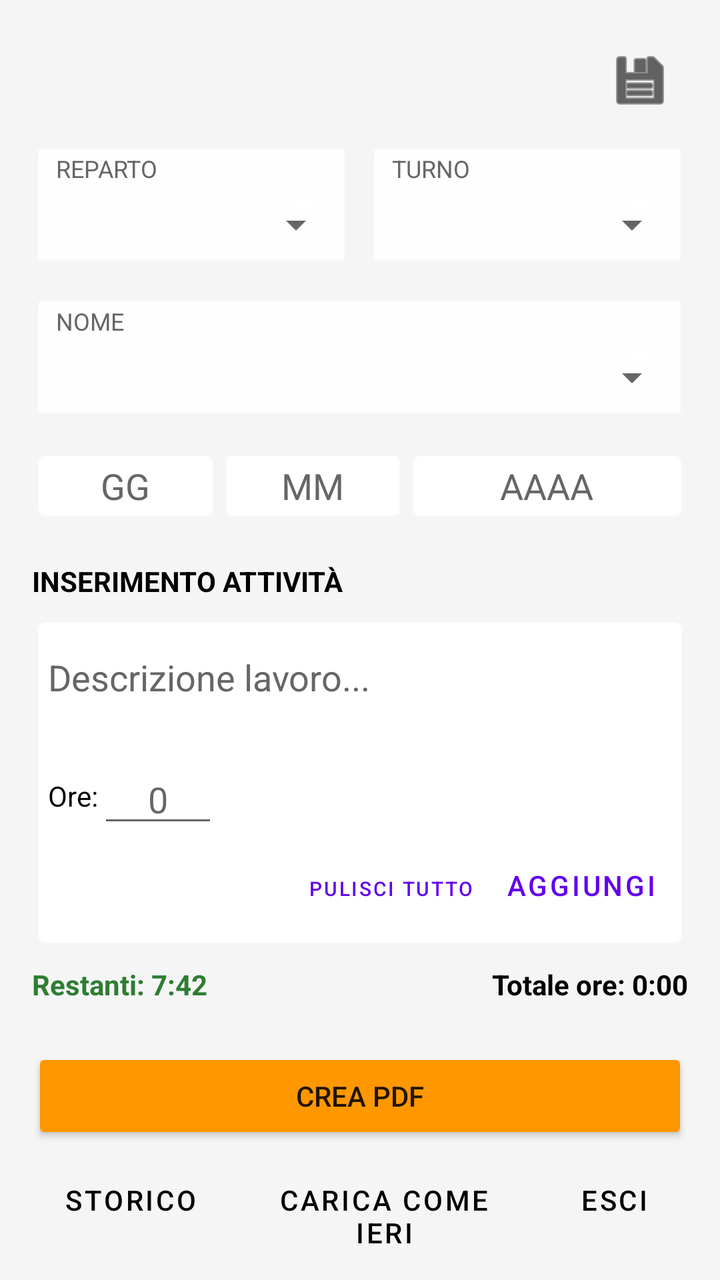
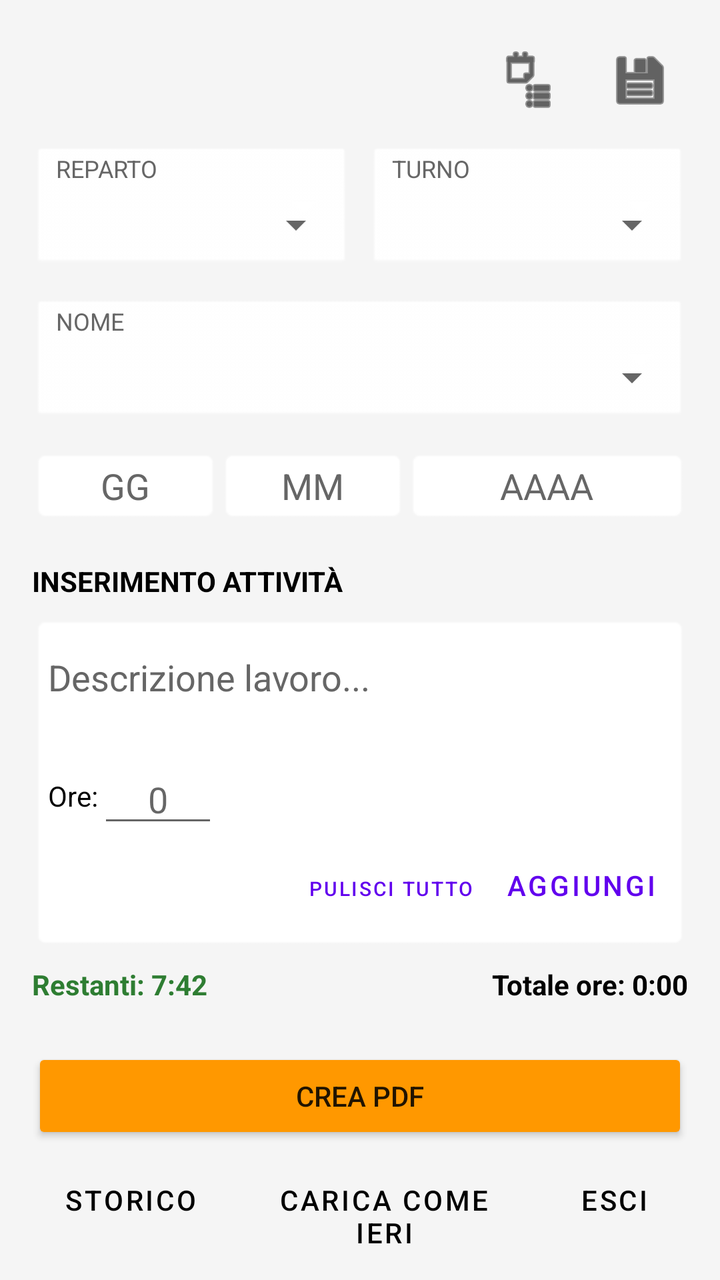

Compare the two renders of this Android layout. The source of the first and the diff that turns it into the second are given below.
<!-- AndroidManifest.xml: activity theme Theme.Schede.NoActionBar -->
<!-- res/layout/activity_main.xml -->
<?xml version="1.0" encoding="utf-8"?>
<androidx.constraintlayout.widget.ConstraintLayout xmlns:android="http://schemas.android.com/apk/res/android"
    xmlns:app="http://schemas.android.com/apk/res-auto"
    xmlns:tools="http://schemas.android.com/tools"
    android:layout_width="match_parent"
    android:layout_height="match_parent"
    android:padding="16dp"
    android:background="@color/main_background"
    tools:context=".MainActivity">

    <LinearLayout
        android:id="@+id/birthday_banner"
        android:layout_width="match_parent"
        android:layout_height="wrap_content"
        android:orientation="horizontal"
        android:gravity="center"
        android:padding="12dp"
        android:layout_marginBottom="8dp"
        android:background="@android:drawable/toast_frame"
        android:backgroundTint="#1976D2"
        android:visibility="gone"
        tools:visibility="visible"
        app:layout_constraintTop_toTopOf="parent">

        <TextView
            android:layout_width="wrap_content"
            android:layout_height="wrap_content"
            android:text="🎂 AUGURI LUCA! 🥳"
            android:textColor="#FFFFFF"
            android:textStyle="bold"
            android:textSize="18sp" />
    </LinearLayout>

    <RelativeLayout
        android:id="@+id/header"
        android:layout_width="match_parent"
        android:layout_height="wrap_content"
        app:layout_constraintTop_toBottomOf="@id/birthday_banner">

        <ImageButton
            android:id="@+id/btn_change_folder"
            android:layout_width="48dp"
            android:layout_height="48dp"
            android:layout_alignParentEnd="true"
            android:background="?attr/selectableItemBackgroundBorderless"
            android:src="@android:drawable/ic_menu_save"
            android:tint="@color/main_text"
            android:contentDescription="@string/cambia_cartella" />

        <ImageButton
            android:id="@+id/btn_open_generator"
            android:layout_width="48dp"
            android:layout_height="48dp"
            android:layout_toStartOf="@id/btn_change_folder"
            android:layout_marginEnd="8dp"
            android:background="?attr/selectableItemBackgroundBorderless"
            android:src="@android:drawable/ic_lock_lock"
            android:tint="@color/main_text"
            android:visibility="gone"
            android:contentDescription="Generatore Codici" />
    </RelativeLayout>

    <ScrollView
        android:id="@+id/main_scroll_view"
        android:layout_width="match_parent"
        android:layout_height="0dp"
        android:layout_marginTop="8dp"
        android:layout_marginBottom="12dp"
        android:fillViewport="true"
        app:layout_constraintBottom_toTopOf="@+id/layout_buttons"
        app:layout_constraintTop_toBottomOf="@id/header">

        <LinearLayout
            android:layout_width="match_parent"
            android:layout_height="wrap_content"
            android:orientation="vertical">

            <LinearLayout
                android:layout_width="match_parent"
                android:layout_height="wrap_content"
                android:orientation="horizontal"
                android:baselineAligned="false">

                <LinearLayout
                    android:layout_width="0dp"
                    android:layout_height="wrap_content"
                    android:layout_weight="1"
                    android:layout_marginEnd="4dp"
                    android:background="@android:drawable/btn_dropdown"
                    android:backgroundTint="@color/input_background"
                    android:orientation="vertical"
                    android:padding="4dp">
                    <TextView android:layout_width="wrap_content" android:layout_height="wrap_content" android:text="@string/reparto" android:textSize="12sp" android:textColor="@color/label_color" android:layout_marginStart="8dp"/>
                    <Spinner android:id="@+id/spinner_scelte" android:layout_width="match_parent" android:layout_height="40dp" />
                </LinearLayout>

                <LinearLayout
                    android:layout_width="0dp"
                    android:layout_height="wrap_content"
                    android:layout_weight="1"
                    android:layout_marginStart="4dp"
                    android:background="@android:drawable/btn_dropdown"
                    android:backgroundTint="@color/input_background"
                    android:orientation="vertical"
                    android:padding="4dp">
                    <TextView android:layout_width="wrap_content" android:layout_height="wrap_content" android:text="@string/turno" android:textSize="12sp" android:textColor="@color/label_color" android:layout_marginStart="8dp"/>
                    <Spinner android:id="@+id/spinner_turno" android:layout_width="match_parent" android:layout_height="40dp" />
                </LinearLayout>

            </LinearLayout>

            <LinearLayout
                android:id="@+id/container_nome"
                android:layout_width="match_parent"
                android:layout_height="wrap_content"
                android:layout_marginTop="12dp"
                android:background="@android:drawable/btn_dropdown"
                android:backgroundTint="@color/input_background"
                android:orientation="vertical"
                android:padding="4dp">
                <TextView android:layout_width="wrap_content" android:layout_height="wrap_content" android:text="@string/nome" android:textSize="12sp" android:textColor="@color/label_color" android:layout_marginStart="8dp"/>
                <Spinner android:id="@+id/spinner_nome" android:layout_width="match_parent" android:layout_height="40dp" />
            </LinearLayout>

            <LinearLayout
                android:layout_width="match_parent"
                android:layout_height="wrap_content"
                android:layout_marginTop="12dp"
                android:orientation="horizontal">
                <EditText android:id="@+id/input_gg" android:layout_width="0dp" android:layout_height="wrap_content" android:layout_weight="1" android:hint="@string/hint_gg" android:gravity="center" android:inputType="number" android:background="@android:drawable/editbox_background" android:backgroundTint="@color/input_background" android:textColor="@color/main_text" android:textColorHint="@color/label_color" android:focusable="false" android:clickable="true" />
                <EditText android:id="@+id/input_mm" android:layout_width="0dp" android:layout_height="wrap_content" android:layout_weight="1" android:hint="@string/hint_mm" android:gravity="center" android:inputType="number" android:background="@android:drawable/editbox_background" android:backgroundTint="@color/input_background" android:textColor="@color/main_text" android:textColorHint="@color/label_color" android:focusable="false" android:clickable="true" />
                <EditText android:id="@+id/input_aaaa" android:layout_width="0dp" android:layout_height="wrap_content" android:layout_weight="1.5" android:hint="@string/hint_aaaa" android:gravity="center" android:inputType="number" android:background="@android:drawable/editbox_background" android:backgroundTint="@color/input_background" android:textColor="@color/main_text" android:textColorHint="@color/label_color" android:focusable="false" android:clickable="true" />
            </LinearLayout>

            <TextView
                android:id="@+id/label_inserimento"
                android:layout_width="match_parent"
                android:layout_height="wrap_content"
                android:layout_marginTop="20dp"
                android:text="@string/inserimento_attivita"
                android:textStyle="bold"
                android:textColor="@color/main_text"/>

            <LinearLayout
                android:layout_width="match_parent"
                android:layout_height="wrap_content"
                android:layout_marginTop="8dp"
                android:background="@android:drawable/editbox_background"
                android:backgroundTint="@color/input_background"
                android:orientation="vertical"
                android:padding="8dp">
                <AutoCompleteTextView
                    android:id="@+id/input_descrizione"
                    android:layout_width="match_parent"
                    android:layout_height="wrap_content"
                    android:hint="@string/hint_descrizione"
                    android:textColor="@color/main_text"
                    android:textColorHint="@color/label_color"
                    android:inputType="textMultiLine"
                    android:minLines="2"
                    android:background="@null" />

                <LinearLayout
                    android:layout_width="match_parent"
                    android:layout_height="wrap_content"
                    android:gravity="center_vertical"
                    android:layout_marginTop="16dp"
                    android:orientation="horizontal">
                    <TextView android:id="@+id/label_ore"
                        android:layout_width="wrap_content"
                        android:layout_height="wrap_content"
                        android:text="@string/ore_label"
                        android:textColor="@color/main_text"/>
                    <EditText
                        android:id="@+id/input_ore"
                        android:layout_width="60dp"
                        android:layout_height="wrap_content"
                        android:hint="0"
                        android:textColor="@color/main_text"
                        android:inputType="time"
                        android:digits="0123456789:"
                        android:gravity="center" />

                    <TextView android:id="@+id/label_straordinario_angelo"
                        android:layout_width="wrap_content"
                        android:layout_height="wrap_content"
                        android:text="Ore Straordinario:"
                        android:visibility="gone"
                        android:textColor="@color/main_text"/>
                    <EditText
                        android:id="@+id/input_straordinario_angelo"
                        android:layout_width="60dp"
                        android:layout_height="wrap_content"
                        android:hint="0"
                        android:visibility="gone"
                        android:textColor="@color/main_text"
                        android:inputType="time"
                        android:digits="0123456789:"
                        android:gravity="center" />

                </LinearLayout>
                <LinearLayout
                    android:layout_width="match_parent"
                    android:layout_height="wrap_content"
                    android:gravity="end"
                    android:orientation="horizontal">

                    <Button
                        android:id="@+id/btn_straordinario_veloce"
                        style="?android:attr/buttonBarButtonStyle"
                        android:layout_width="wrap_content"
                        android:layout_height="wrap_content"
                        android:text="+30 min"
                        android:textSize="10sp"
                        android:visibility="gone"
                        tools:visibility="visible"
                        app:backgroundTint="#673AB7" />

                    <Button
                        android:id="@+id/btn_clear_all"
                        style="?android:attr/buttonBarButtonStyle"
                        android:layout_width="wrap_content"
                        android:layout_height="wrap_content"
                        android:text="PULISCI TUTTO"
                        android:textSize="10sp"
                        app:backgroundTint="#D32F2F" />

                    <Button
                        android:id="@+id/add_activity_button"
                        style="?android:attr/buttonBarButtonStyle"
                        android:layout_width="wrap_content"
                        android:layout_height="wrap_content"
                        android:text="@string/aggiungi_button"
                        app:backgroundTint="#2E7D32" />
                </LinearLayout>
            </LinearLayout>

            <LinearLayout
                android:layout_width="match_parent"
                android:layout_height="wrap_content"
                android:layout_marginTop="8dp"
                android:orientation="horizontal">
                <TextView
                    android:id="@+id/text_ore_restanti"
                    android:layout_width="0dp"
                    android:layout_height="wrap_content"
                    android:layout_weight="1"
                    android:text="Restanti: 7:42"
                    android:textStyle="bold"
                    android:textColor="#2E7D32"
                    android:gravity="start"/>
                <TextView
                    android:id="@+id/text_ore_totali"
                    android:layout_width="0dp"
                    android:layout_height="wrap_content"
                    android:layout_weight="1"
                    android:text="@string/totale_ore_default"
                    android:textStyle="bold"
                    android:textColor="@color/main_text"
                    android:gravity="end"/>
            </LinearLayout>

            <LinearLayout
                android:layout_width="match_parent"
                android:layout_height="wrap_content"
                android:orientation="vertical"
                android:gravity="end">
                <TextView
                    android:id="@+id/text_straordinario"
                    android:layout_width="wrap_content"
                    android:layout_height="wrap_content"
                    android:text="@string/straordinario_default"
                    android:textStyle="bold"
                    android:textColor="#D32F2F"
                    android:visibility="gone"/>
            </LinearLayout>

            <LinearLayout
                android:id="@+id/container_attivita"
                android:layout_width="match_parent"
                android:layout_height="wrap_content"
                android:layout_marginTop="8dp"
                android:orientation="vertical" />

        </LinearLayout>
    </ScrollView>

    <LinearLayout
        android:id="@+id/layout_buttons"
        style="?android:attr/buttonBarStyle"
        android:layout_width="match_parent"
        android:layout_height="wrap_content"
        android:orientation="vertical"
        app:layout_constraintBottom_toBottomOf="parent">

        <Button
            android:id="@+id/create_pdf_button"
            android:layout_width="match_parent"
            android:layout_height="wrap_content"
            android:layout_marginBottom="4dp"
            android:text="@string/crea_pdf_button"
            app:backgroundTint="#FF9800" />

        <LinearLayout
            android:layout_width="match_parent"
            android:layout_height="wrap_content"
            android:orientation="horizontal">

            <Button
                android:id="@+id/history_button"
                style="?android:attr/buttonBarButtonStyle"
                android:layout_width="0dp"
                android:layout_height="wrap_content"
                android:layout_weight="0.8"
                android:layout_marginEnd="4dp"
                android:text="@string/storico_button"
                android:textColor="@color/main_text" />

            <Button
                android:id="@+id/load_yesterday_button"
                style="?android:attr/buttonBarButtonStyle"
                android:layout_width="0dp"
                android:layout_height="wrap_content"
                android:layout_weight="1.2"
                android:layout_marginEnd="4dp"
                android:text="CARICA COME IERI"
                android:textColor="@color/main_text" />

            <Button
                android:id="@+id/exit_button"
                style="?android:attr/buttonBarButtonStyle"
                android:layout_width="0dp"
                android:layout_height="wrap_content"
                android:layout_weight="0.6"
                android:text="@string/esci_button"
                android:textColor="@color/main_text" />
        </LinearLayout>
    </LinearLayout>

</androidx.constraintlayout.widget.ConstraintLayout>
<!-- resources referenced by this layout -->
<resources>
  <color name="input_background">#FFFFFF</color>
  <color name="label_color">#666666</color>
  <color name="main_background">#F5F5F5</color>
  <color name="main_text">#000000</color>
  <string name="aggiungi_button">AGGIUNGI</string>
  <string name="cambia_cartella">Cambia cartella</string>
  <string name="crea_pdf_button">Crea PDF</string>
  <string name="esci_button">Esci</string>
  <string name="hint_aaaa">AAAA</string>
  <string name="hint_descrizione">Descrizione lavoro...</string>
  <string name="hint_gg">GG</string>
  <string name="hint_mm">MM</string>
  <string name="inserimento_attivita">INSERIMENTO ATTIVITÀ</string>
  <string name="nome">NOME</string>
  <string name="ore_label">Ore: </string>
  <string name="reparto">REPARTO</string>
  <string name="storico_button">Storico</string>
  <string name="straordinario_default">Straordinario: 0:00</string>
  <string name="totale_ore_default">Totale ore: 0:00</string>
  <string name="turno">TURNO</string>
  <style name="Theme.Schede.NoActionBar">
          <item name="windowActionBar">false</item>
          <item name="windowNoTitle">true</item>
      </style>
</resources>

<!-- the commit's change to res/layout/activity_main.xml (unified diff, before → after) -->
@@ -38,6 +38,17 @@
         app:layout_constraintTop_toBottomOf="@id/birthday_banner">
 
         <ImageButton
+            android:id="@+id/btn_moduli_reparto"
+            android:layout_width="48dp"
+            android:layout_height="48dp"
+            android:layout_toStartOf="@id/btn_change_folder"
+            android:layout_marginEnd="8dp"
+            android:background="?attr/selectableItemBackgroundBorderless"
+            android:src="@android:drawable/ic_menu_agenda"
+            android:tint="@color/main_text"
+            android:contentDescription="Moduli Reparto" />
+
+        <ImageButton
             android:id="@+id/btn_change_folder"
             android:layout_width="48dp"
             android:layout_height="48dp"
